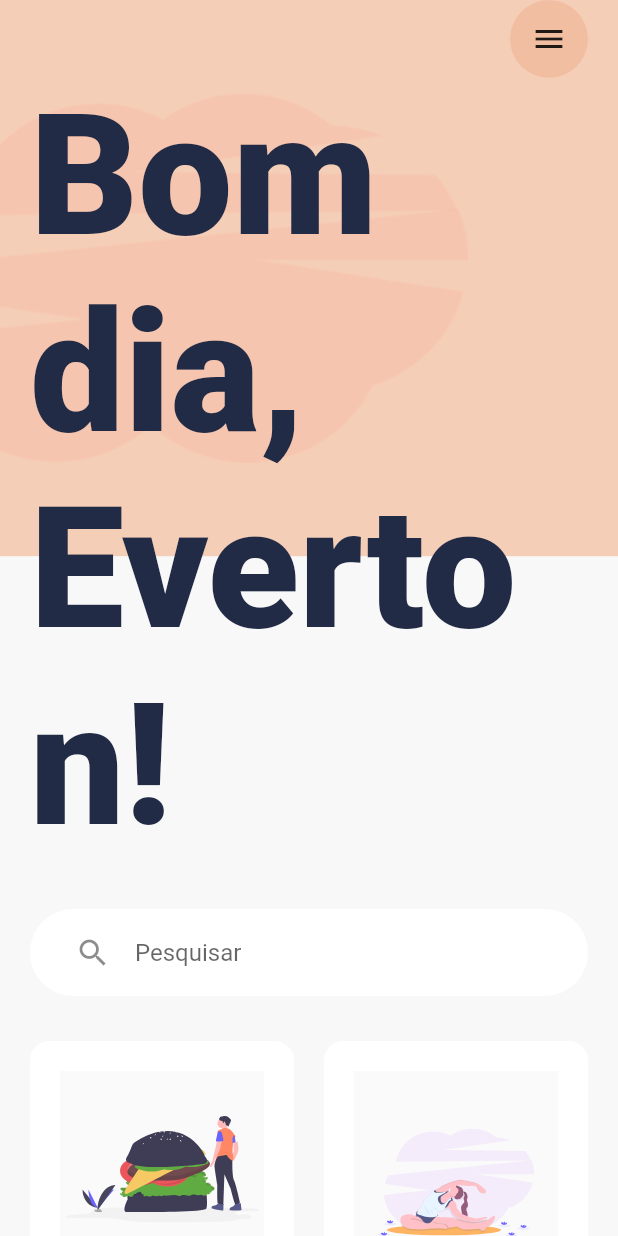
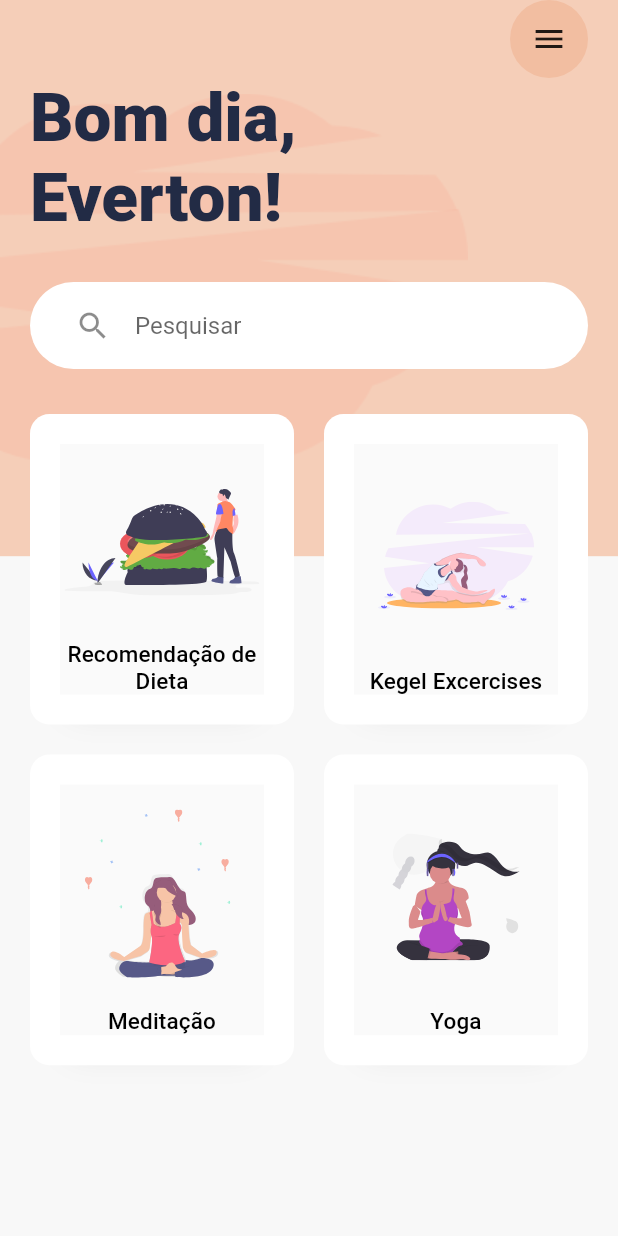
Before and after one commit to TomMotaaa/Daily-Exercises-App, a Flutter app: the screen it shows after launch, on a phone screen of 412 x 824 dp. Run offline on Flutter 3.47's test engine with Material 2 defaults, Android fonts, the light colour scheme and no system bars; our stand-ins replace flutter_svg.

Commit message:
Second commit

```diff
--- a/lib/screens/home_screen.dart
+++ b/lib/screens/home_screen.dart
@@ -46,7 +46,7 @@ class HomeScreen extends StatelessWidget {
                     "Bom dia, \nEverton!",
                     style: Theme.of(context)
                         .textTheme
-                        .displayLarge
+                        .displaySmall
                         ?.copyWith(fontWeight: FontWeight.w900),
                   ),
                   Container(
```
